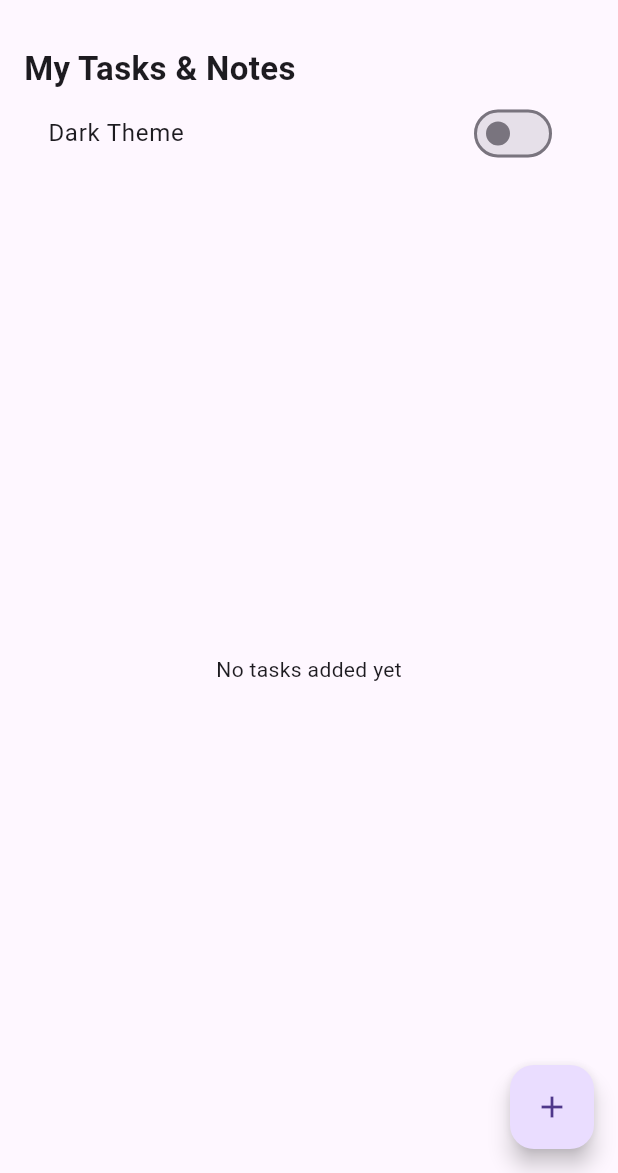
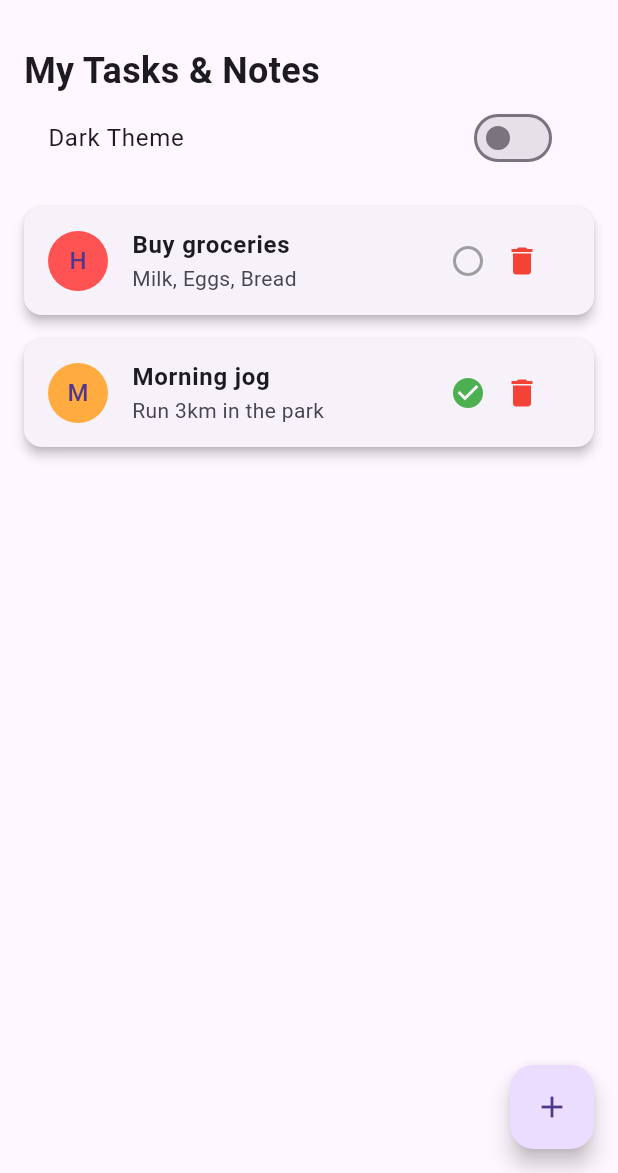
Before and after one commit to MukyalaDorcusNandy/flutter-task-notes-app, a Flutter app: the screen it shows after launch, on a phone screen of 412 x 824 dp, the part 63-1236 px from its top. Run offline on Flutter 3.47's test engine with Material 3 defaults, Android fonts, the phone set to English and light mode, and no system bars; our stand-ins replace shared_preferences, sqflite; accounts and stored records are empty.

Commit message:
changes made

```diff
--- a/lib/helpers/database_helper.dart
+++ b/lib/helpers/database_helper.dart
@@ -47,10 +47,6 @@ class DatabaseHelper {
 
   Future<int> deleteTask(int id) async {
     final db = await database;
-    return await db.delete(
-      'tasks',
-      where: 'id = ?',
-      whereArgs: [id],
-    );
+    return await db.delete('tasks', where: 'id = ?', whereArgs: [id]);
   }
 }
--- a/lib/main.dart
+++ b/lib/main.dart
@@ -2,47 +2,47 @@ import 'package:flutter/material.dart';
 import 'package:shared_preferences/shared_preferences.dart';
 import 'screens/home_screen.dart';
 
-void main() async {
-  WidgetsFlutterBinding.ensureInitialized();
-
-  final prefs = await SharedPreferences.getInstance();
-  final isDark = prefs.getBool('isDarkTheme') ?? false;
-
-  runApp(MyApp(isDark: isDark));
+void main() {
+  runApp(const MyApp());
 }
 
 class MyApp extends StatefulWidget {
-  final bool isDark;
-  const MyApp({super.key, required this.isDark});
+  const MyApp({super.key});
 
   @override
   State<MyApp> createState() => _MyAppState();
 }
 
 class _MyAppState extends State<MyApp> {
-  late bool themeIsDark;
+  bool isDark = false;
 
   @override
   void initState() {
     super.initState();
-    themeIsDark = widget.isDark;
+    _loadTheme();
   }
 
-  void updateTheme(bool value) async {
+  Future<void> _loadTheme() async {
     final prefs = await SharedPreferences.getInstance();
-    await prefs.setBool('isDarkTheme', value);
+    setState(() {
+      isDark = prefs.getBool('isDark') ?? false;
+    });
+  }
 
-    setState(() => themeIsDark = value);
+  Future<void> _toggleTheme(bool value) async {
+    final prefs = await SharedPreferences.getInstance();
+    await prefs.setBool('isDark', value);
+    setState(() => isDark = value);
   }
 
   @override
   Widget build(BuildContext context) {
     return MaterialApp(
-      debugShowCheckedModeBanner: false,
-      theme: themeIsDark ? ThemeData.dark() : ThemeData.light(),
+      title: 'Task Notes Manager',
+      theme: isDark ? ThemeData.dark() : ThemeData.light(),
       home: HomeScreen(
-        isDark: themeIsDark,
-        onThemeChange: updateTheme,
+        isDark: isDark,
+        onThemeChange: _toggleTheme,
       ),
     );
   }
--- a/lib/models/task_item.dart
+++ b/lib/models/task_item.dart
@@ -10,9 +10,10 @@ class TaskItem {
     required this.title,
     required this.priority,
     required this.description,
-    required this.isCompleted,
+    this.isCompleted = false,
   });
 
+  // Convert TaskItem to JSON for SQLite
   Map<String, dynamic> toJson() => {
         'id': id,
         'title': title,
@@ -21,6 +22,7 @@ class TaskItem {
         'isCompleted': isCompleted ? 1 : 0,
       };
 
+  // Convert JSON map from SQLite to TaskItem
   factory TaskItem.fromJson(Map<String, dynamic> json) => TaskItem(
         id: json['id'],
         title: json['title'],
--- a/lib/screens/home_screen.dart
+++ b/lib/screens/home_screen.dart
@@ -9,8 +9,8 @@ class HomeScreen extends StatefulWidget {
 
   const HomeScreen({
     super.key,
+    required this.isDark,
     required this.onThemeChange,
-    required this.isDark,
   });
 
   @override
@@ -23,48 +23,85 @@ class _HomeScreenState extends State<HomeScreen> {
   @override
   void initState() {
     super.initState();
-    loadTasks();
+    _loadTasks();
   }
 
-  Future<void> loadTasks() async {
+  Future<void> _loadTasks() async {
     final data = await DatabaseHelper.instance.getTasks();
-    setState(() => tasks = data);
+
+    // If empty, add sample tasks
+    if (data.isEmpty) {
+      tasks = [
+        TaskItem(
+            title: "Buy groceries",
+            description: "Milk, Eggs, Bread",
+            priority: "High",
+            isCompleted: false),
+        TaskItem(
+            title: "Morning jog",
+            description: "Run 3km in the park",
+            priority: "Medium",
+            isCompleted: true),
+      ];
+    } else {
+      tasks = data;
+    }
+
+    setState(() {});
+  }
+
+  Color priorityColor(String priority) {
+    switch (priority) {
+      case "High":
+        return Colors.redAccent;
+      case "Medium":
+        return Colors.orangeAccent;
+      default:
+        return Colors.green;
+    }
   }
 
   @override
   Widget build(BuildContext context) {
     return Scaffold(
-      appBar: AppBar(title: const Text('Task Notes Manager')),
+      appBar: AppBar(title: const Text("Task Notes Manager")),
       body: Padding(
         padding: const EdgeInsets.all(16),
         child: Column(
           crossAxisAlignment: CrossAxisAlignment.start,
           children: [
-            const Text(
-              "My Tasks & Notes",
-              style: TextStyle(fontSize: 22, fontWeight: FontWeight.bold),
-            ),
-
+            const Text("My Tasks & Notes",
+                style: TextStyle(
+                    fontSize: 24, fontWeight: FontWeight.bold)),
             SwitchListTile(
               title: const Text("Dark Theme"),
               value: widget.isDark,
               onChanged: widget.onThemeChange,
             ),
-
             const SizedBox(height: 10),
-
             Expanded(
               child: tasks.isEmpty
-                  ? const Center(child: Text("No tasks added yet"))
+                  ? const Center(child: Text("No tasks yet"))
                   : ListView.builder(
                       itemCount: tasks.length,
                       itemBuilder: (_, index) {
                         final t = tasks[index];
                         return Card(
+                          elevation: 3,
+                          margin: const EdgeInsets.symmetric(vertical: 8),
+                          shape: RoundedRectangleBorder(
+                              borderRadius: BorderRadius.circular(12)),
                           child: ListTile(
-                            title: Text(t.title),
-                            subtitle:
-                                Text("${t.priority} • ${t.description}"),
+                            leading: CircleAvatar(
+                              backgroundColor: priorityColor(t.priority),
+                              child: Text(t.priority[0]),
+                            ),
+                            title: Text(
+                              t.title,
+                              style: const TextStyle(
+                                  fontWeight: FontWeight.bold),
+                            ),
+                            subtitle: Text(t.description),
                             trailing: Row(
                               mainAxisSize: MainAxisSize.min,
                               children: [
@@ -77,11 +114,14 @@ class _HomeScreenState extends State<HomeScreen> {
                                       : Colors.grey,
                                 ),
                                 IconButton(
-                                  icon: Icon(Icons.delete, color: Colors.red),
+                                  icon: const Icon(Icons.delete,
+                                      color: Colors.red),
                                   onPressed: () async {
-                                    await DatabaseHelper.instance
-                                        .deleteTask(t.id!);
-                                    loadTasks();
+                                    if (t.id != null) {
+                                      await DatabaseHelper.instance
+                                          .deleteTask(t.id!);
+                                      _loadTasks();
+                                    }
                                   },
                                 ),
                               ],
@@ -94,14 +134,13 @@ class _HomeScreenState extends State<HomeScreen> {
           ],
         ),
       ),
-
       floatingActionButton: FloatingActionButton(
         onPressed: () async {
           await Navigator.push(
             context,
             MaterialPageRoute(builder: (_) => const AddTaskScreen()),
           );
-          loadTasks();
+          _loadTasks();
         },
         child: const Icon(Icons.add),
       ),
```
Also changed, not shown: lib/screens/add_task_screen.dart (+14 -14 lines), 2 other files.
